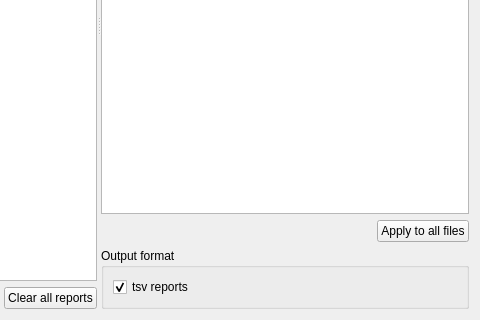
Above: tools/CEAMSTools/SleepReport/TemporalLinkStep/Ui_TemporalLinkStep.ui from SnoozToolbox/snooz-package-ceams before the change; both pictures show x 250 to 730 and y 270 to 590 of the 730 by 590 pixel window. Below: the same form after it.
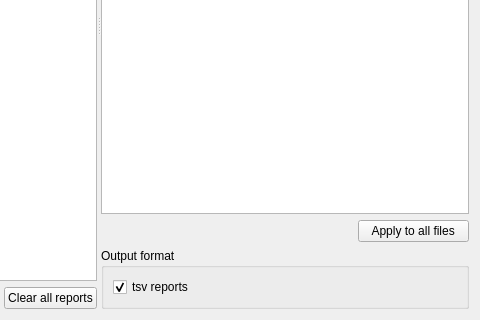
That is the form after the change.

Patch:
```diff
--- a/tools/CEAMSTools/SleepReport/TemporalLinkStep/Ui_TemporalLinkStep.ui
+++ b/tools/CEAMSTools/SleepReport/TemporalLinkStep/Ui_TemporalLinkStep.ui
@@ -133,7 +133,7 @@
             <string>Reset all previous selections and apply this one to all files.</string>
            </property>
            <property name="text">
-            <string>Apply to all files</string>
+            <string>   Apply to all files   </string>
            </property>
           </widget>
          </item>
```
Left out of the diff: 10 changed lines with no effect on the pictures.
